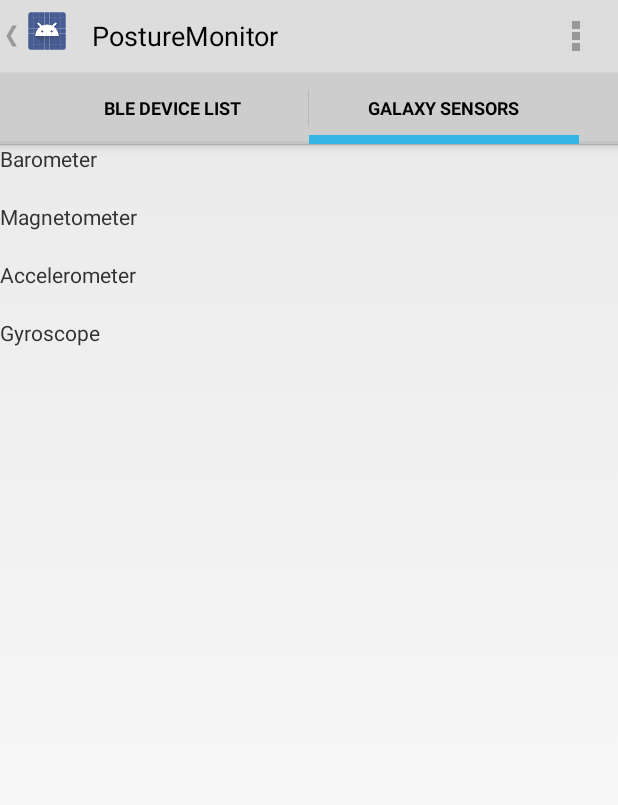
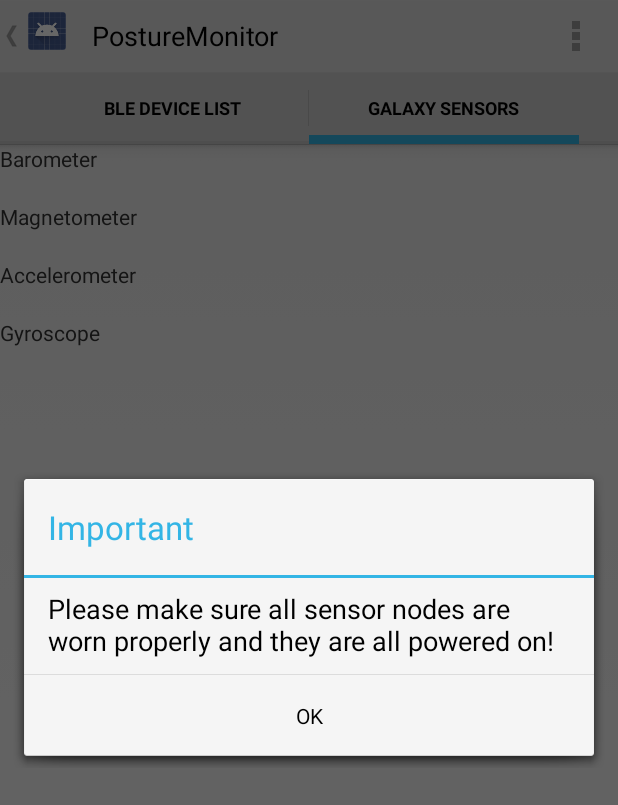
Before and after one commit to sosostris/posture-monitoring, an Android app: the ScanView screen opened directly, with no data from a screen before it, tab 2 chosen, on a phone screen of 412 x 824 dp. Shown: the top 805 px of the screen. Run offline under Robolectric (Android 15) with nearby library versions, the phone set to English and light mode, and no system bars; our stand-ins replace Volley.

Commit message:
changed add/delete sensornode

```diff
--- a/app/src/main/java/com/example/xujia/posturemonitor/sensornode/ScanView.java
+++ b/app/src/main/java/com/example/xujia/posturemonitor/sensornode/ScanView.java
@@ -191,6 +191,18 @@ public class ScanView extends Fragment {
 
         initUploadInfo();
         initMATLABData();
+
+        AlertDialog.Builder builder = new AlertDialog.Builder(getActivity());
+        builder.setMessage("Please make sure all sensor nodes are worn properly and they are all powered on!")
+                .setTitle("Important");
+        AlertDialog reminderDialog = builder.create();
+        reminderDialog.setButton(AlertDialog.BUTTON_NEUTRAL, "OK",
+                new DialogInterface.OnClickListener() {
+                    public void onClick(DialogInterface dialog, int which) {
+                        dialog.dismiss();
+                    }
+                });
+        reminderDialog.show();
 
         return view;
     }
@@ -841,7 +853,7 @@ public class ScanView extends Fragment {
                             Log.d(TAG, "Connected with Bigtable Java TCP server");
                             timer = new Timer();
                             initTCPTimerTask();
-                            timer.schedule(timerTask, 1000, 500);
+                            timer.schedule(timerTask, 1000, 500);    // supposed to be 50
                         } catch (IOException e) {
                             e.printStackTrace();
                         }
```
Also changed, not shown: app/src/main/java/com/example/xujia/posturemonitor/common/AddSnDialog.java (+21 -23 lines), app/src/main/res/layout/dialog_add_sn.xml (+17 -17 lines).
